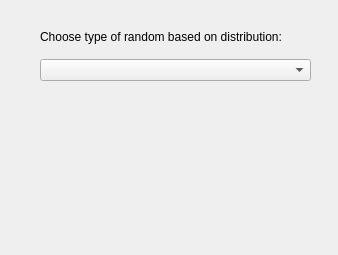
Old version of the form resource/gui/RandomDialog.ui in the repository dthung1602/NetworkVisualization.
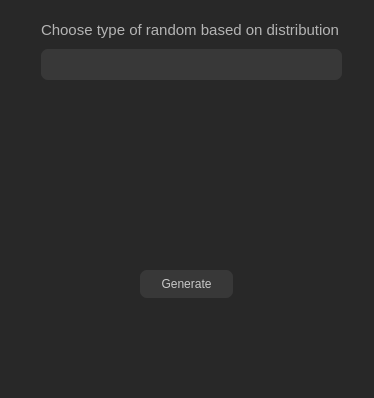
New version of the form. Icons and pictures are not drawn.

```diff
--- a/resource/gui/RandomDialog.ui
+++ b/resource/gui/RandomDialog.ui
@@ -6,46 +6,103 @@
    <rect>
     <x>0</x>
     <y>0</y>
-    <width>338</width>
-    <height>255</height>
+    <width>374</width>
+    <height>398</height>
    </rect>
   </property>
   <property name="windowTitle">
    <string>Form</string>
   </property>
-  <widget class="QWidget" name="verticalLayoutWidget">
-   <property name="geometry">
-    <rect>
-     <x>40</x>
-     <y>20</y>
-     <width>271</width>
-     <height>61</height>
-    </rect>
-   </property>
-   <layout class="QVBoxLayout" name="distLayout">
-    <item>
-     <widget class="QLabel" name="label">
-      <property name="text">
-       <string>Choose type of random based on distribution:</string>
-      </property>
-     </widget>
-    </item>
-    <item>
-     <widget class="QComboBox" name="distBox"/>
-    </item>
-   </layout>
-  </widget>
+  <property name="styleSheet">
+   <string notr="true">background-color: #282828</string>
+  </property>
   <widget class="QWidget" name="verticalLayoutWidget_2">
    <property name="geometry">
     <rect>
      <x>40</x>
      <y>90</y>
-     <width>271</width>
-     <height>151</height>
+     <width>301</width>
+     <height>161</height>
     </rect>
    </property>
    <layout class="QVBoxLayout" name="randomLayout"/>
   </widget>
+  <widget class="QPushButton" name="generate_btn">
+   <property name="geometry">
+    <rect>
+     <x>140</x>
+     <y>270</y>
+     <width>93</width>
+     <height>28</height>
+    </rect>
+   </property>
+   <property name="styleSheet">
+    <string notr="true">QPushButton{
+                            color: rgb(200, 200, 200);
+                            border-style: 2px solid rgb(200, 200, 200);
+                            border-radius: 7px;
+                            background-color: #383838;
+                            }
+
+                            QPushButton:hover{
+                            background-color: #303030;
+                            }
+                        </string>
+   </property>
+   <property name="text">
+    <string>Generate</string>
+   </property>
+  </widget>
+  <widget class="QLabel" name="label">
+   <property name="geometry">
+    <rect>
+     <x>41</x>
+     <y>21</y>
+     <width>298</width>
+     <height>18</height>
+    </rect>
+   </property>
+   <property name="styleSheet">
+    <string notr="true">color: rgb(180,180,180);
+                            font-size: 15px;
+                            background-color: transparent;
+                        </string>
+   </property>
+   <property name="text">
+    <string>Choose type of random based on distribution:</string>
+   </property>
+  </widget>
+  <widget class="QComboBox" name="distBox">
+   <property name="geometry">
+    <rect>
+     <x>41</x>
+     <y>49</y>
+     <width>301</width>
+     <height>31</height>
+    </rect>
+   </property>
+   <property name="styleSheet">
+    <string notr="true">QComboBox{
+                            color: rgb(200, 200, 200);
+                            border-style: none;
+                            border-radius: 7px;
+                            background-color: #383838;
+                            padding-left: 13px;
+                            }
+
+                            QComboBox::drop-down
+                            {
+                            border: 0px; /* This seems to replace the whole arrow of the combo box */
+                            }
+                            QComboBox::down-arrow {
+                            image: url(&quot;resource/gui/tool/down-arrow.png&quot;);
+                            width: 9px;
+                            height: 9px;
+                            padding-right: 10px;
+                            }
+                        </string>
+   </property>
+  </widget>
  </widget>
  <resources/>
  <connections/>
```
